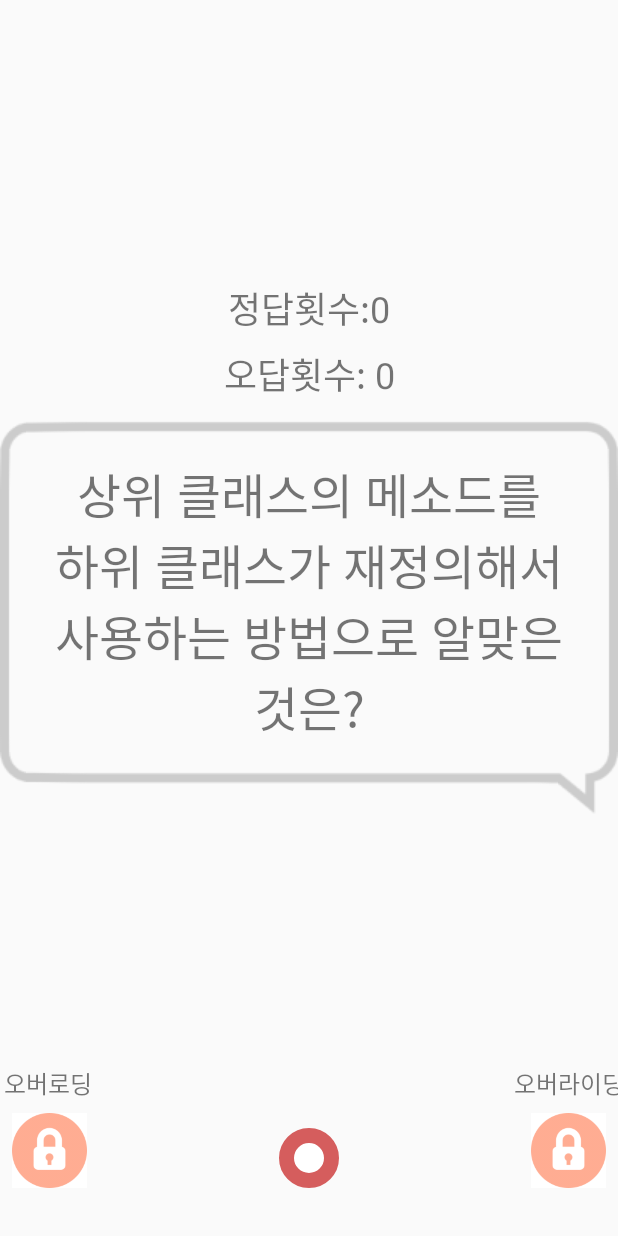
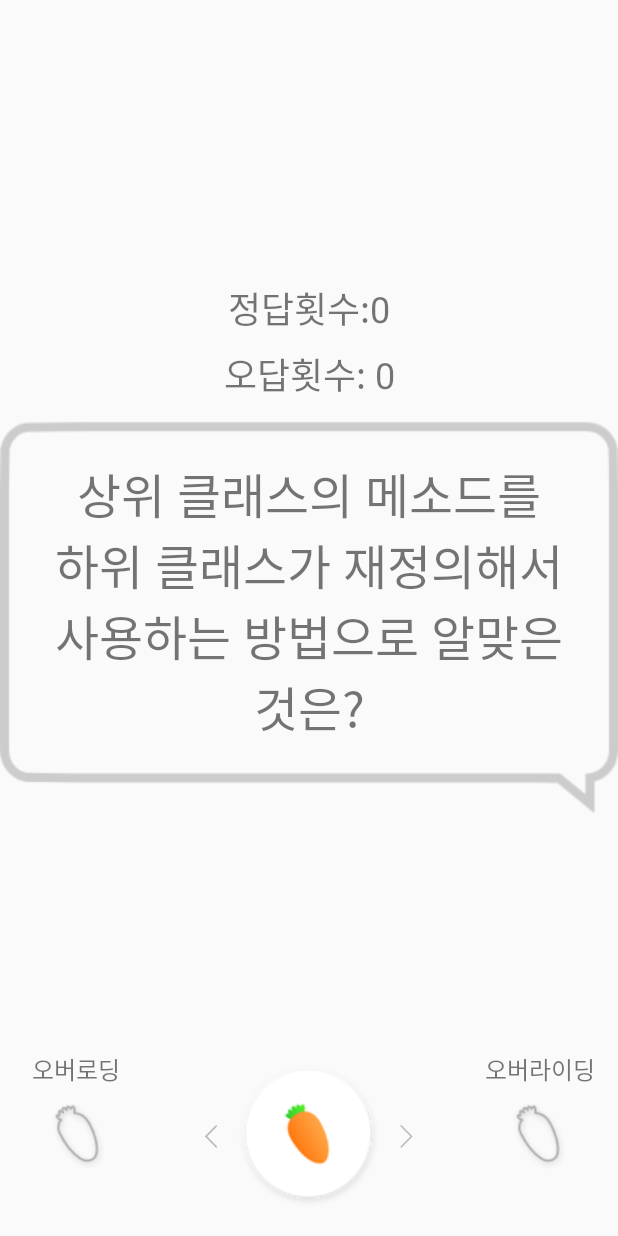
Before and after one commit to Sookhee/whip-carrot-quizlocker, an Android app: the QuizLockerActivity screen opened directly, with no data from a screen before it, on a phone screen of 412 x 824 dp. Run offline under Robolectric (Android 15) with nearby library versions, the phone set to English and light mode, and no system bars; 1 statement that could not run was skipped.

Commit message:
잠금화면 퀴즈 디자인 적용

```diff
--- a/app/src/main/java/kr/hs/emirim/shookhee/quizlocker/QuizLockerActivity.kt
+++ b/app/src/main/java/kr/hs/emirim/shookhee/quizlocker/QuizLockerActivity.kt
@@ -67,28 +67,28 @@ class QuizLockerActivity : AppCompatActivity() {
         seekBar.setOnSeekBarChangeListener(object : SeekBar.OnSeekBarChangeListener {
             // progress 값이 변경될때 불리는 함수
             override fun onProgressChanged(seekBar: SeekBar, progress: Int, fromUser: Boolean) {
-                when {
-                    // SeekBar 의 우측 끝으로 가면 choice2 를 선택한 것으로 간주한다
-                    progress > 95 -> {
-                        leftImageView.setImageResource(R.drawable.padlock)
-                        // 우측 이미지뷰의 자물쇠 아이콘을 열림 아이콘으로 변경
-                        rightImageView.setImageResource(R.drawable.unlock)
-                    }
-                    // SeekBar 의 좌측 끝으로 가면 choice1 을 선택한 것으로 간주한다
-                    progress < 5 -> {
-                        // 좌측 이미지뷰의 자물쇠 아이콘을 열림 아이콘으로 변경
-                        leftImageView.setImageResource(R.drawable.unlock)
-                        rightImageView.setImageResource(R.drawable.padlock)
-                    }
-
-
-                    // 양쪽 끝이 아닌 경우
-                    else -> {
-                        // 양쪽 이미지를 모두 잠금 아이콘으로 변경
-                        leftImageView.setImageResource(R.drawable.padlock)
-                        rightImageView.setImageResource(R.drawable.padlock)
-                    }
-                }
+//                when {
+//                    // SeekBar 의 우측 끝으로 가면 choice2 를 선택한 것으로 간주한다
+//                    progress > 95 -> {
+//                        leftImageView.setImageResource(R.drawable.padlock)
+//                        // 우측 이미지뷰의 자물쇠 아이콘을 열림 아이콘으로 변경
+//                        rightImageView.setImageResource(R.drawable.unlock)
+//                    }
+//                    // SeekBar 의 좌측 끝으로 가면 choice1 을 선택한 것으로 간주한다
+//                    progress < 5 -> {
+//                        // 좌측 이미지뷰의 자물쇠 아이콘을 열림 아이콘으로 변경
+//                        leftImageView.setImageResource(R.drawable.unlock)
+//                        rightImageView.setImageResource(R.drawable.padlock)
+//                    }
+//
+//
+//                    // 양쪽 끝이 아닌 경우
+//                    else -> {
+//                        // 양쪽 이미지를 모두 잠금 아이콘으로 변경
+//                        leftImageView.setImageResource(R.drawable.padlock)
+//                        rightImageView.setImageResource(R.drawable.padlock)
+//                    }
+//                }
             }
 
             override fun onStartTrackingTouch(seekBar: SeekBar?) {
@@ -127,9 +127,9 @@ class QuizLockerActivity : AppCompatActivity() {
                     count++
                     correctAnswerPref.edit().putInt(id, count).apply()
                     correctCountLabel.text = "정답횟수: ${count}"
-                    var intent = Intent(this, PopupActivity::class.java)
-                    intent.putExtra("quizcheck", "true")
-                    startActivity(intent)
+//                    var intent = Intent(this, PopupActivity::class.java)
+//                    intent.putExtra("quizcheck", "true")
+//                    startActivity(intent)
 
                     // Activity 종료
                     finish()
@@ -144,8 +144,8 @@ class QuizLockerActivity : AppCompatActivity() {
 
 
                     // 정답이 아닌경우 UI 초기화
-                    leftImageView.setImageResource(R.drawable.padlock)
-                    rightImageView.setImageResource(R.drawable.padlock)
+//                    leftImageView.setImageResource(R.drawable.padlock)
+//                    rightImageView.setImageResource(R.drawable.padlock)
                     seekBar?.progress = 50
                     // 정답이 아닌 경우 진동알림 추가
                     val vibrator = getSystemService(Context.VIBRATOR_SERVICE) as Vibrator
--- a/app/src/main/res/layout/activity_popup_whipe.xml
+++ b/app/src/main/res/layout/activity_popup_whipe.xml
@@ -2,10 +2,8 @@
 <androidx.constraintlayout.widget.ConstraintLayout xmlns:android="http://schemas.android.com/apk/res/android"
         xmlns:app="http://schemas.android.com/apk/res-auto"
         xmlns:tools="http://schemas.android.com/tools"
-        android:layout_width="match_parent"
+        android:layout_width="wrap_content"
         android:layout_height="250dp"
-        android:layout_marginLeft="30dp"
-        android:layout_marginRight="30dp"
         android:background="#f1f1f1">
 
     <Button
@@ -14,9 +12,9 @@
             android:layout_height="18dp"
             android:layout_marginStart="15dp"
             android:layout_marginTop="15dp"
-            android:stateListAnimator="@null"
             android:background="@drawable/icon_cancel"
             android:onClick="mOk"
+            android:stateListAnimator="@null"
             app:layout_constraintStart_toStartOf="parent"
             app:layout_constraintTop_toTopOf="parent" />
 
@@ -34,13 +32,13 @@
 
     <ImageView
             android:id="@+id/imageView3"
-            android:layout_width="0dp"
-            android:layout_height="0dp"
-            android:layout_marginTop="20dp"
+            android:layout_width="270dp"
+            android:layout_height="160dp"
+            android:layout_marginStart="64dp"
+            android:layout_marginEnd="64dp"
             app:layout_constraintBottom_toBottomOf="parent"
             app:layout_constraintEnd_toEndOf="parent"
             app:layout_constraintStart_toStartOf="parent"
-            app:layout_constraintTop_toBottomOf="@+id/textView"
             app:srcCompat="@drawable/popup_wrong" />
 
 </androidx.constraintlayout.widget.ConstraintLayout>
--- a/app/src/main/res/layout/activity_quiz_locker.xml
+++ b/app/src/main/res/layout/activity_quiz_locker.xml
@@ -42,55 +42,97 @@
             app:layout_constraintTop_toTopOf="parent"
             app:layout_constraintVertical_bias="0.499" />
 
-    <SeekBar
-            android:id="@+id/seekBar"
-            android:layout_width="0dp"
-            android:layout_height="40dp"
+    <ImageView
+            android:id="@+id/imageView18"
+            android:layout_width="wrap_content"
+            android:layout_height="15dp"
+            android:layout_marginEnd="56dp"
+            app:layout_constraintBottom_toBottomOf="@+id/seekBar"
+            app:layout_constraintEnd_toStartOf="@+id/guideline"
+            app:layout_constraintTop_toTopOf="@+id/seekBar"
+            app:srcCompat="@drawable/icon_gray_left" />
+
+    <ImageView
+            android:id="@+id/imageView19"
+            android:layout_width="wrap_content"
+            android:layout_height="15dp"
+            android:layout_marginStart="56dp"
+            app:layout_constraintBottom_toBottomOf="@+id/seekBar"
+            app:layout_constraintStart_toStartOf="@+id/guideline"
+            app:layout_constraintTop_toTopOf="@+id/seekBar"
+            app:srcCompat="@drawable/icon_gray_right" />
+
+    <TextView
+            android:id="@+id/choice1"
+            android:layout_width="wrap_content"
+            android:layout_height="wrap_content"
             android:layout_marginStart="8dp"
             android:layout_marginEnd="8dp"
-            android:layout_marginBottom="32dp"
-            android:max="100"
-            android:maxHeight="4dp"
-            android:paddingStart="0dp"
-            android:paddingEnd="0dp"
-            android:progress="50"
-            android:progressDrawable="@drawable/progress"
-            android:thumb="@drawable/thumb"
-            app:layout_constraintBottom_toBottomOf="parent"
-            app:layout_constraintEnd_toEndOf="parent"
-            app:layout_constraintStart_toStartOf="parent" />
+            android:layout_marginBottom="8dp"
+            android:fontFamily="@font/notosanscjkkr_regular"
+            android:text="서울"
+            android:textSize="16sp"
+            app:layout_constraintBottom_toTopOf="@+id/leftImageView"
+            app:layout_constraintEnd_toEndOf="@+id/leftImageView"
+            app:layout_constraintHorizontal_bias="0.55"
+            app:layout_constraintStart_toStartOf="@+id/leftImageView" />
+
     <TextView
-            android:text="서울"
+            android:id="@+id/choice2"
             android:layout_width="wrap_content"
-            android:layout_height="wrap_content" android:id="@+id/choice1" android:textSize="16sp"
-            app:layout_constraintEnd_toEndOf="@+id/leftImageView"
-            app:layout_constraintStart_toStartOf="@+id/leftImageView" android:layout_marginBottom="8dp"
-            app:layout_constraintBottom_toTopOf="@+id/leftImageView" app:layout_constraintHorizontal_bias="0.55"
-            android:layout_marginStart="8dp" android:layout_marginEnd="8dp"/>
-    <TextView
+            android:layout_height="wrap_content"
+            android:layout_marginStart="8dp"
+            android:layout_marginEnd="8dp"
+            android:layout_marginBottom="8dp"
+            android:fontFamily="@font/notosanscjkkr_regular"
             android:text="리스본"
+            android:textSize="16sp"
+            app:layout_constraintBottom_toTopOf="@+id/rightImageView"
+            app:layout_constraintEnd_toEndOf="@+id/rightImageView"
+            app:layout_constraintStart_toStartOf="@+id/rightImageView" />
+
+    <ImageView
+            android:id="@+id/leftImageView"
             android:layout_width="wrap_content"
-            android:layout_height="wrap_content" android:id="@+id/choice2" android:textSize="16sp"
-            app:layout_constraintEnd_toEndOf="@+id/rightImageView"
-            app:layout_constraintStart_toStartOf="@+id/rightImageView" android:layout_marginBottom="8dp"
-            app:layout_constraintBottom_toTopOf="@+id/rightImageView" android:layout_marginStart="8dp"
-            android:layout_marginEnd="8dp"/>
-    <ImageView
-            android:layout_width="wrap_content"
-            android:layout_height="50dp" app:srcCompat="@drawable/padlock" android:id="@+id/leftImageView"
+            android:layout_height="50dp"
+            android:layout_marginStart="32dp"
+            android:adjustViewBounds="true"
+            app:layout_constraintBottom_toBottomOf="@+id/seekBar"
             app:layout_constraintStart_toStartOf="parent"
-            android:layout_marginStart="8dp"
-            android:layout_marginBottom="32dp"
-            app:layout_constraintBottom_toBottomOf="parent" android:adjustViewBounds="true"/>
+            app:layout_constraintTop_toTopOf="@+id/seekBar"
+            app:srcCompat="@drawable/icon_carrot_gray" />
 
     <ImageView
             android:id="@+id/rightImageView"
             android:layout_width="wrap_content"
             android:layout_height="50dp"
-            android:layout_marginEnd="8dp"
-            android:layout_marginBottom="32dp"
+            android:layout_marginEnd="32dp"
             android:adjustViewBounds="true"
+            app:layout_constraintBottom_toBottomOf="@+id/seekBar"
+            app:layout_constraintEnd_toEndOf="parent"
+            app:layout_constraintTop_toTopOf="@+id/seekBar"
+            app:srcCompat="@drawable/icon_carrot_gray" />
+
+    <SeekBar
+            android:id="@+id/seekBar"
+            android:layout_width="0dp"
+            android:layout_height="wrap_content"
+            android:layout_marginBottom="16dp"
+            android:max="100"
+            android:maxHeight="4dp"
+            android:paddingStart="64dp"
+            android:paddingEnd="64dp"
+            android:progress="50"
+            android:progressDrawable="@drawable/progress"
+            android:thumb="@drawable/icon_drag"
             app:layout_constraintBottom_toBottomOf="parent"
             app:layout_constraintEnd_toEndOf="parent"
-            app:srcCompat="@drawable/padlock" />
+            app:layout_constraintStart_toStartOf="parent" />
+
+    <androidx.constraintlayout.widget.Guideline
+            android:id="@+id/guideline"
+            android:layout_width="wrap_content"
+            android:layout_height="wrap_content"
+            android:orientation="vertical"
+            app:layout_constraintGuide_percent="0.5" />
 </androidx.constraintlayout.widget.ConstraintLayout>
--- a/app/src/main/res/values/preloaded_fonts.xml
+++ b/app/src/main/res/values/preloaded_fonts.xml
@@ -1,6 +1,6 @@
 <?xml version="1.0" encoding="utf-8"?>
 <resources>
     <array name="preloaded_fonts" translatable="false">
-        <item>@font/noto_sans</item>
+        <item>@font/notosanscjkkr_regular</item>
     </array>
 </resources>
```
Also changed, not shown: app/src/main/res/drawable/icon_drag.png, 1 other file.
